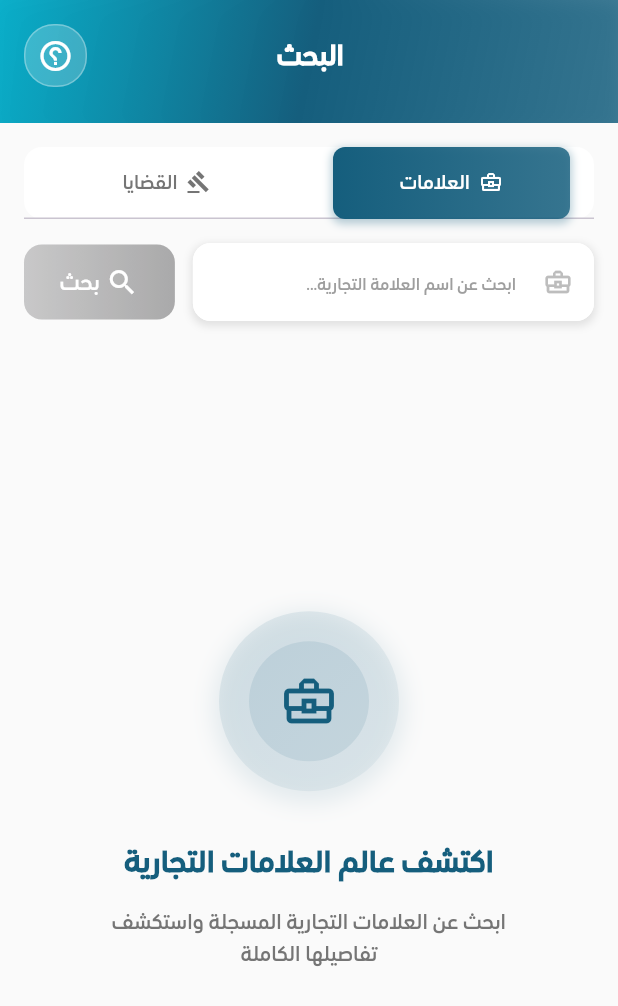
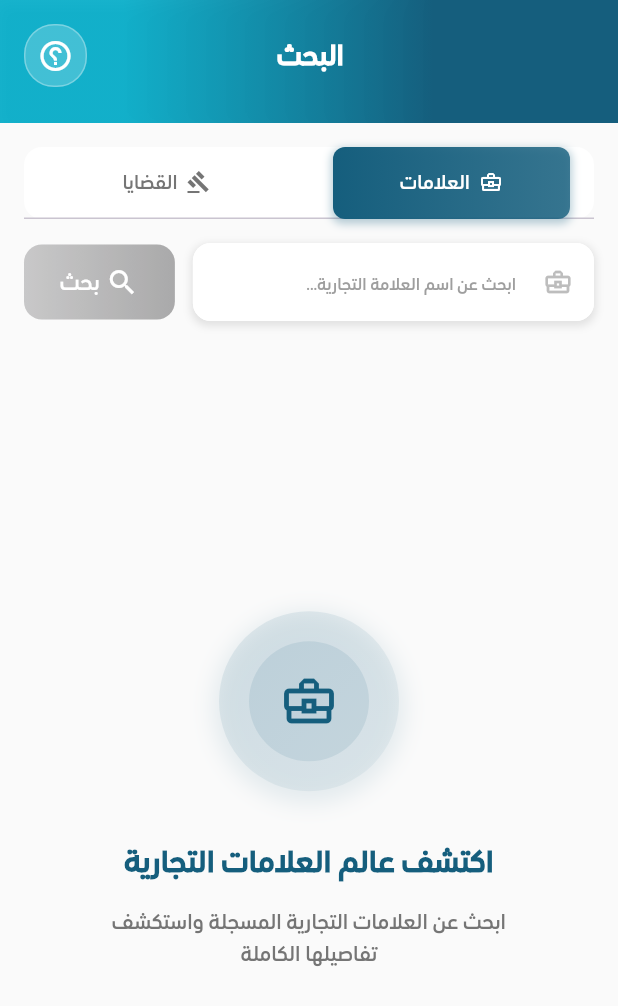
Before and after one commit to dokkangithub/ky-trademarks--flutter, a Flutter app: the SearchScreen screen opened directly, on a phone screen of 412 x 824 dp. Shown: the top 1006 px of the screen. Run offline on Flutter 3.47's test engine with Material 3 defaults, Android fonts, the phone set to English and light mode, and no system bars; drawn by our look-alikes of oktoast; our stand-ins replace animated_bottom_navigation_bar, cached_network_image, carousel_slider, chewie, cloud_firestore, connectivity_plus and 23 more; missing offline and left inert: dart:html, dart:ui_web, flutter_chat_ui, image_network, simple_grid, tutorial_coach_mark; accounts and stored records are empty; network calls fail.

Commit message:
enhance some ui screens

```diff
--- a/lib/data/Reservation/DataSource/SendResevationRemotoData.dart
+++ b/lib/data/Reservation/DataSource/SendResevationRemotoData.dart
@@ -19,8 +19,7 @@ class SendReservationToRemoteData extends BaseSendResevationRemotoData {
       {required Map<String,String> json}) async {
     print(json);
     final result = await http.post(Uri.parse(
-        "${ApiConstant.baseUrl}${ApiConstant.slug}${ApiConstant.contacts}",),body: json,headers: {'Authorization': 'Bearer ${globalAccountData.getToken()}','Content-Type': 'application/json',
-      'Accept': "application/json"});
+        "${ApiConstant.baseUrl}${ApiConstant.slug}${ApiConstant.contacts}",),body: json);
 
     if (result.statusCode == 200) {
       return SuccessResponse(message:"تم تنفيذ طلبك بنجاح");
--- a/lib/presentation/Screens/home screen/HomeScreen.dart
+++ b/lib/presentation/Screens/home screen/HomeScreen.dart
@@ -191,6 +191,7 @@ class CustomAppBar extends StatelessWidget implements PreferredSizeWidget {
               ColorManager.primaryByOpacity.withValues(alpha: 0.9),
               ColorManager.primary,
             ],
+            stops: [0.2,0.7]
           ),
         ),
       ),
--- a/lib/presentation/Screens/profile screen/ProfileScreen.dart
+++ b/lib/presentation/Screens/profile screen/ProfileScreen.dart
@@ -6,6 +6,7 @@ import 'package:provider/provider.dart';
 import '../../../resources/Color_Manager.dart';
 import '../../Controllar/GetSuccessPartners.dart';
 import '../../Controllar/userProvider.dart';
+import '../home screen/HomeScreen.dart';
 import 'widgets/mobile_profile_view.dart';
 import 'widgets/web_profile_view.dart';
 
@@ -52,7 +53,7 @@ class _ProfileScreenState extends State<ProfileScreen> {
 
     return Scaffold(
       backgroundColor: const Color(0xFFF8FAFE),
-      appBar: _buildAppBar(context),
+      appBar: !_isWebView(context) ? const CustomAppBar() : null,
       body: Container(
         decoration: BoxDecoration(
           gradient: LinearGradient(
--- a/lib/presentation/Screens/search screen/SearchScreen.dart
+++ b/lib/presentation/Screens/search screen/SearchScreen.dart
@@ -9,6 +9,7 @@ import '../../../resources/Color_Manager.dart';
 import '../../../resources/StringManager.dart';
 import '../../Controllar/GetBrandBySearchProvider.dart';
 import '../../Controllar/Issues/SearchIssuesProvider.dart';
+import '../home screen/HomeScreen.dart';
 import 'widgets/mobile_search_view.dart';
 import 'widgets/web_search_view.dart';
 
@@ -90,7 +91,7 @@ class _SearchScreenState extends State<SearchScreen> with TickerProviderStateMix
 
     return Scaffold(
       backgroundColor: ColorManager.anotherTabBackGround.withValues(alpha: 0.1),
-      appBar: _buildAppBar(context),
+      appBar: !_isWebView(context) ? const CustomAppBar() : null,
       body: _isWebView(context)
           ? WebSearchView(
               key: ValueKey(currentSearchType), // إعادة بناء عند تغيير نوع البحث
@@ -136,10 +137,15 @@ class _SearchScreenState extends State<SearchScreen> with TickerProviderStateMix
 
   PreferredSizeWidget _buildAppBar(BuildContext context) {
     return AppBar(
-      backgroundColor: Colors.transparent,
+      backgroundColor: ColorManager.primary,
       elevation: 0,
       toolbarHeight: 0,
       leadingWidth: 0,
+      flexibleSpace:Container(
+        decoration: BoxDecoration(
+          gradient: LinearGradient(colors: [ColorManager.primaryByOpacity,ColorManager.primary],stops: [0.3,0.8])
+        ),
+      ),
       systemOverlayStyle: SystemUiOverlayStyle(
         statusBarColor: ColorManager.primary,
         statusBarIconBrightness: Brightness.light,
--- a/lib/presentation/Screens/search screen/widgets/mobile_search_view.dart
+++ b/lib/presentation/Screens/search screen/widgets/mobile_search_view.dart
@@ -74,13 +74,11 @@ class _MobileSearchViewState extends State<MobileSearchView> {
     return Container(
       decoration: BoxDecoration(
         gradient: LinearGradient(
-          begin: Alignment.topLeft,
-          end: Alignment.bottomRight,
-          colors: [
-            ColorManager.primaryByOpacity.withValues(alpha: 0.95),
-            ColorManager.primary,
-            ColorManager.primary.withValues(alpha: 0.8),
-          ],
+            colors: [
+              ColorManager.primaryByOpacity.withValues(alpha: 0.9),
+              ColorManager.primary,
+            ],
+            stops: [0.2,0.7]
         ),
         boxShadow: [
           BoxShadow(
--- a/pubspec.yaml
+++ b/pubspec.yaml
@@ -17,7 +17,7 @@ publish_to: 'none' # Remove this line if you wish to publish to pub.dev
 # https://developer.apple.com/library/archive/documentation/General/Reference/InfoPlistKeyReference/Articles/CoreFoundationKeys.html
 # In Windows, build-name is used as the major, minor, and patch parts
 # of the product and file versions while build-number is used as the build suffix.
-version: 3.2.1+24
+version: 3.2.2+25
 
 environment:
   sdk: '>=2.18.2 <3.0.0'
```
Also changed, not shown: lib/data/Request/DataSource/SendRequestRemotoData.dart (+7 -11 lines), 1 other file.
